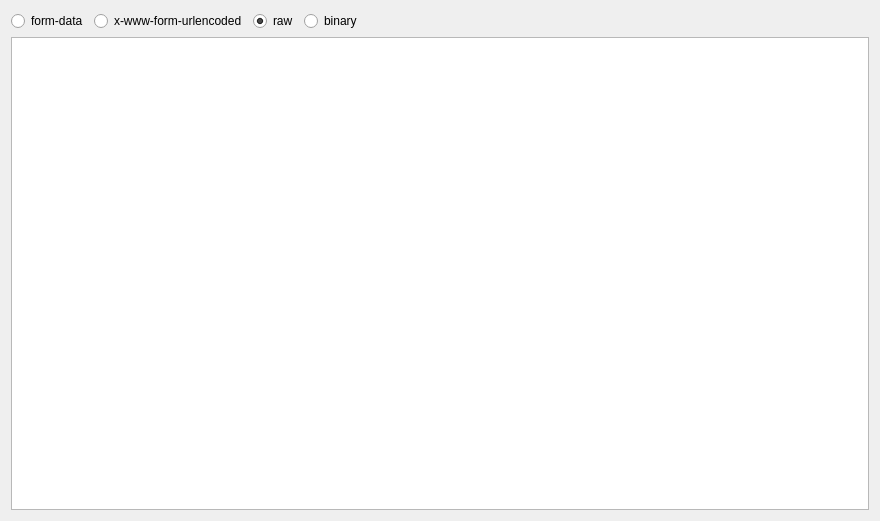
The window that src/frontend/views/editor/request_body_form.ui (evanrolfe/oneproxy) describes before a commit, drawn with Qt 5.
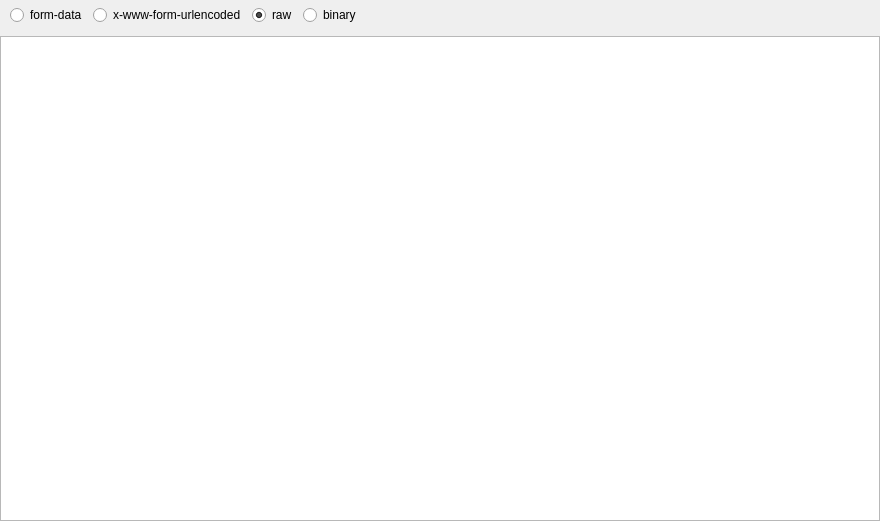
The same window after the commit.

What changed in the file:
```diff
--- a/src/frontend/views/editor/request_body_form.ui
+++ b/src/frontend/views/editor/request_body_form.ui
@@ -10,9 +10,33 @@
     <height>521</height>
    </rect>
   </property>
-  <layout class="QVBoxLayout" name="verticalLayout">
+  <layout class="QVBoxLayout" name="requestBodyFormLayout">
+   <property name="leftMargin">
+    <number>0</number>
+   </property>
+   <property name="topMargin">
+    <number>0</number>
+   </property>
+   <property name="rightMargin">
+    <number>0</number>
+   </property>
+   <property name="bottomMargin">
+    <number>0</number>
+   </property>
    <item>
-    <layout class="QHBoxLayout" name="horizontalLayout">
+    <layout class="QHBoxLayout" name="requestBodyFormHLayout">
+     <property name="leftMargin">
+      <number>10</number>
+     </property>
+     <property name="topMargin">
+      <number>5</number>
+     </property>
+     <property name="rightMargin">
+      <number>10</number>
+     </property>
+     <property name="bottomMargin">
+      <number>5</number>
+     </property>
      <item>
       <widget class="QRadioButton" name="radioButton">
        <property name="text">
```
Left out of the diff: 2 changed lines with no effect on the pictures.
